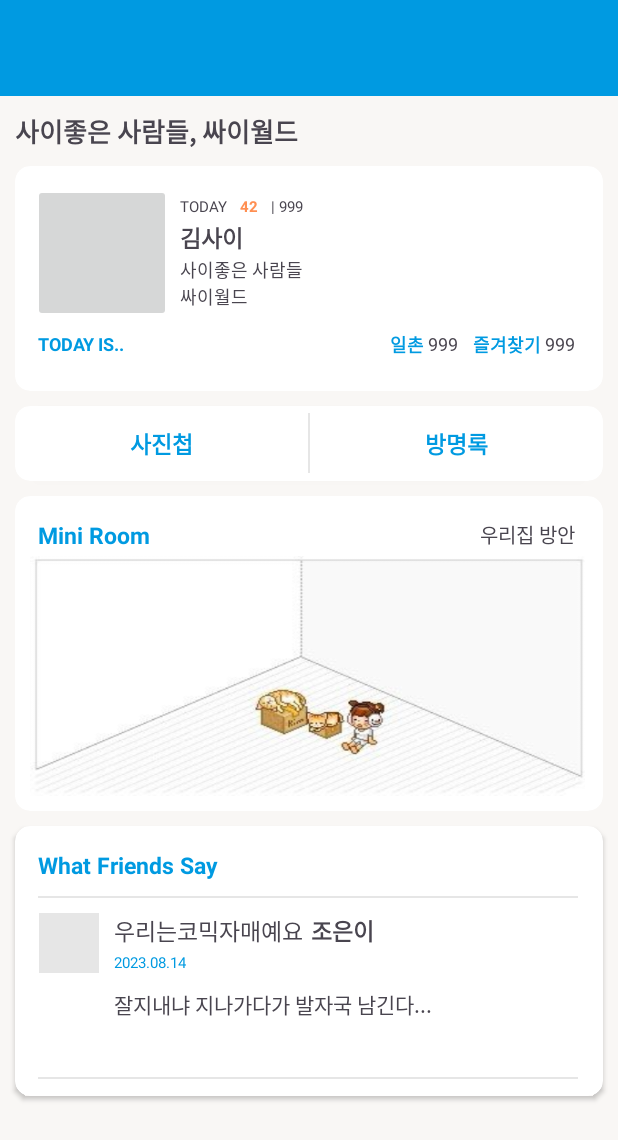
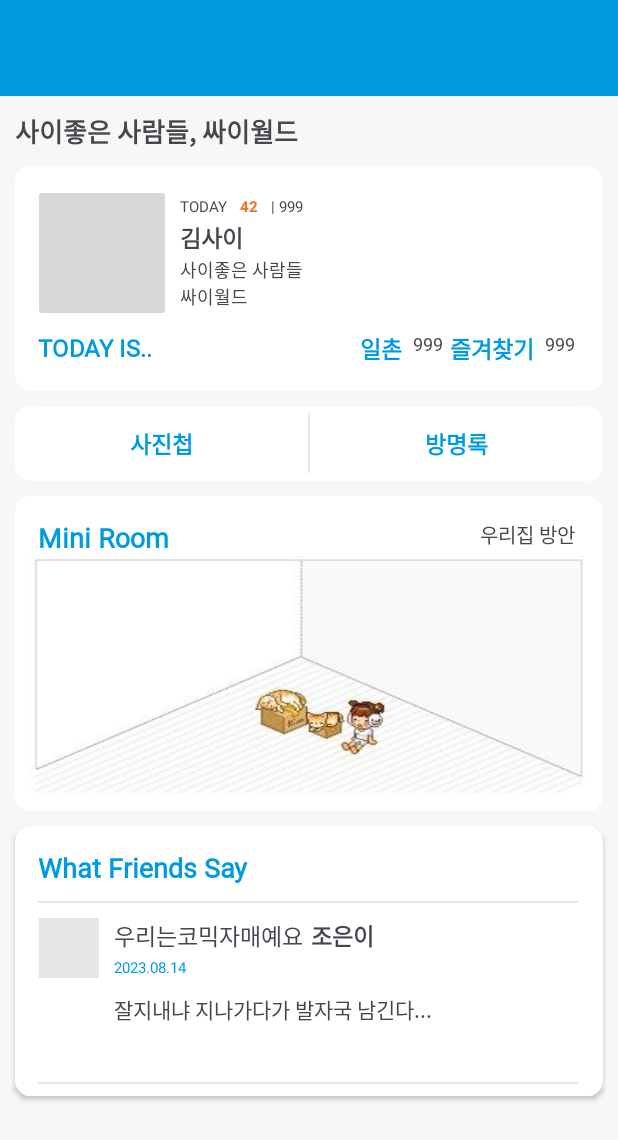
Before and after one commit to AgileCatch/nbcamp18, an Android app: the layout detailpage_activity.xml on its own in the app's theme, with its tools: preview values and no code run, on a phone screen of 412 x 824 dp. Shown: the top 1140 px of the screen. Run offline under Robolectric (Android 15) with nearby library versions, the phone set to English and light mode, and no system bars.

Commit message:
[DESIGN] : 🎨
글씨체 추가

```diff
--- a/app/src/main/res/layout/detailpage_activity.xml
+++ b/app/src/main/res/layout/detailpage_activity.xml
@@ -31,6 +31,7 @@
         android:layout_marginStart="10dp"
         android:layout_marginTop="10dp"
         android:text="사이좋은 사람들, 싸이월드"
+        android:fontFamily="@font/neodgm"
         android:textStyle="bold"
         android:textSize="17dp"
         app:layout_constraintStart_toStartOf="parent"
@@ -100,11 +101,12 @@
             android:id="@+id/tv_1chon"
             android:layout_width="130dp"
             android:layout_height="20dp"
-            android:layout_marginLeft="250dp"
+            android:layout_marginLeft="230dp"
             android:layout_marginTop="110dp"
-            android:text="일촌  "
+            android:fontFamily="@font/neodgm"
+            android:text="일촌"
             android:textColor="@color/blue"
-            android:textSize="12dp"
+            android:textSize="15dp"
             android:textStyle="bold"
 
             app:layout_constraintTop_toTopOf="parent" />
@@ -113,7 +115,7 @@
             android:id="@+id/tv_1chon_num"
             android:layout_width="30dp"
             android:layout_height="20dp"
-            android:layout_marginLeft="275dp"
+            android:layout_marginLeft="265dp"
             android:layout_marginTop="110dp"
             android:text="999"
             android:textSize="12dp"
@@ -123,11 +125,12 @@
             android:id="@+id/tv_favorites"
             android:layout_width="130dp"
             android:layout_height="20dp"
-            android:layout_marginLeft="305dp"
+            android:layout_marginLeft="290dp"
             android:layout_marginTop="110dp"
             android:text="즐겨찾기 "
             android:textColor="@color/blue"
-            android:textSize="12dp"
+            android:textSize="15dp"
+            android:fontFamily="@font/neodgm"
             android:textStyle="bold"
             app:layout_constraintTop_toTopOf="parent" />
 
@@ -148,8 +151,9 @@
             android:layout_marginLeft="15dp"
             android:layout_marginTop="110dp"
             android:text="TODAY IS.."
+            android:fontFamily="@font/neodgm"
             android:textColor="@color/blue"
-            android:textSize="12dp"
+            android:textSize="16dp"
             android:textStyle="bold"
             app:layout_constraintTop_toTopOf="parent" />
 
@@ -176,6 +180,7 @@
                 android:layout_height="match_parent"
                 android:background="@android:color/transparent"
                 android:text="사진첩"
+                android:fontFamily="@font/neodgm"
                 android:textColor="@color/blue"
                 android:textSize="15dp"
                 android:textStyle="bold"
@@ -195,6 +200,7 @@
                 android:layout_marginTop="0dp"
                 android:background="@android:color/transparent"
                 android:text="방명록"
+                android:fontFamily="@font/neodgm"
                 android:textColor="@color/blue"
                 android:textSize="15dp"
                 android:textStyle="bold"
@@ -222,8 +228,9 @@
             android:layout_marginLeft="15dp"
             android:layout_marginTop="15dp"
             android:text="Mini Room"
+            android:fontFamily="@font/neodgm"
             android:textColor="@color/blue"
-            android:textSize="15dp"
+            android:textSize="18dp"
             android:textStyle="bold"
             app:layout_constraintTop_toTopOf="parent" />
 
@@ -271,8 +278,9 @@
                 android:layout_marginLeft="15dp"
                 android:layout_marginTop="15dp"
                 android:text="What Friends Say"
+                android:fontFamily="@font/neodgm"
                 android:textColor="@color/blue"
-                android:textSize="15dp"
+                android:textSize="18dp"
                 android:textStyle="bold"
                 app:layout_constraintTop_toTopOf="parent" />
 
@@ -329,6 +337,7 @@
                     android:layout_height="wrap_content"
                     android:layout_marginStart="10dp"
                     android:text="2023.08.14"
+
                     android:textColor="@color/blue"
                     android:textSize="10dp"
                     app:layout_constraintBottom_toBottomOf="@+id/imageView"
--- a/app/src/main/res/values/colors.xml
+++ b/app/src/main/res/values/colors.xml
@@ -5,6 +5,6 @@
     <color name="blue">#009AE1</color>
     <color name="gray">#E6E6E6</color>
     <color name="background">#C4F8F8F3</color>
-    <color name="orenge">#FF8F52</color>
+    <color name="orenge">#f3701e</color>
 
 </resources>
```
Also changed, not shown: 1 other file.
